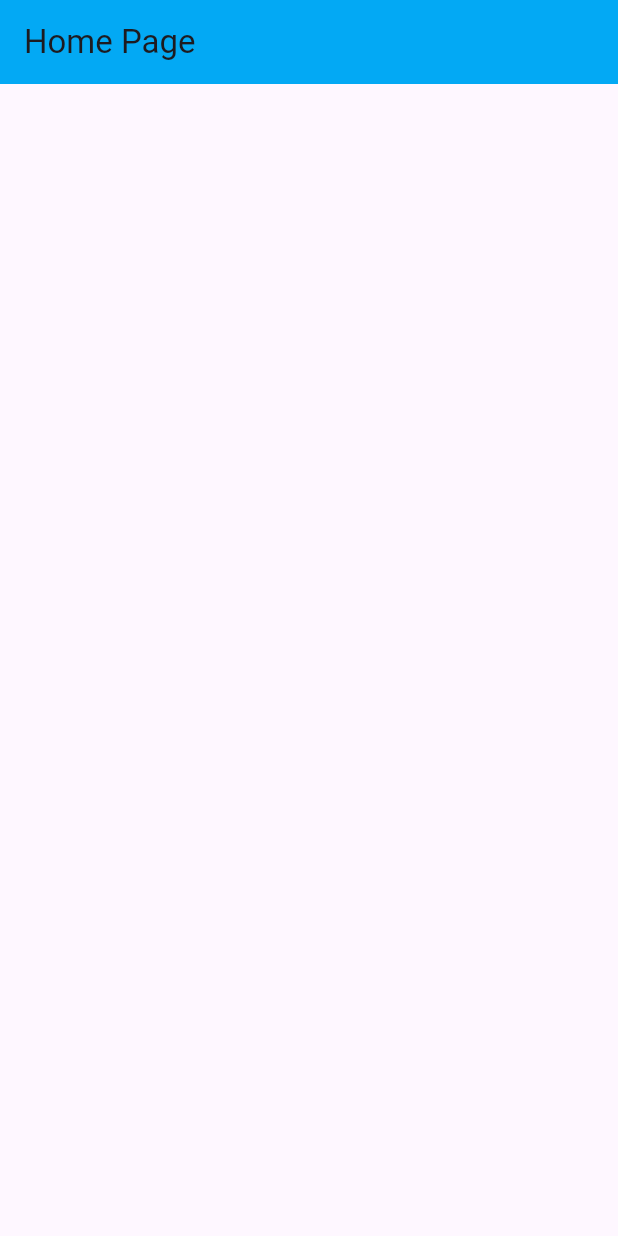
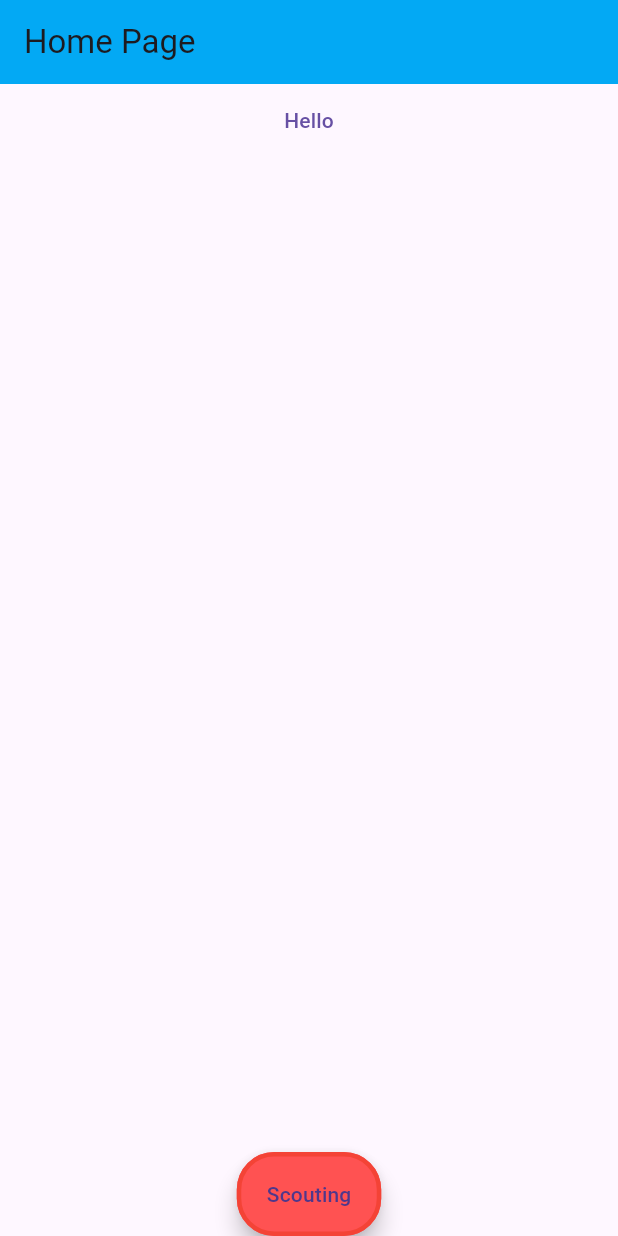
Before and after one commit to skybl0cker/ScoutinFRC, a Flutter app: the screen it shows after launch, on a phone screen of 412 x 824 dp. Run offline on Flutter 3.47's test engine with Material 2 defaults, Android fonts, the phone set to English and light mode, and no system bars.

Commit message:
Started producing homepage
added buttons (that don't have any features *yet*) and made the buttons look pretty

```diff
--- a/lib/main.dart
+++ b/lib/main.dart
@@ -1,6 +1,7 @@
 // // import 'dart:js_interop_unsafe';
+// ignore_for_file: avoid_unnecessary_containers
+
 import 'package:flutter/material.dart';
-import 'package:flutter/foundation.dart';
 
 void main() {
   runApp(const ScoutingApp());
@@ -38,12 +39,25 @@ class _ScoutingHomePageState extends State<ScoutingHomePage>{
         backgroundColor: Colors.lightBlue,
         title: Text(widget.title),
       ),
-      body: Container(
+      floatingActionButton: FloatingActionButton.extended(
+        onPressed: () {},
+        backgroundColor: Colors.redAccent,
+        label: const Text('Scouting'),
+        shape: RoundedRectangleBorder(side: const BorderSide(width: 3, color: Colors.red),borderRadius: BorderRadius.circular(25)),
+        tooltip: 'This is where you scout matches and collect data!',
+      ),
+      floatingActionButtonLocation: FloatingActionButtonLocation.centerDocked,
+      body: Center(
+        child: Column(
+          children: <Widget>[
+            TextButton(
+              onPressed: () {}, child: const Text("Hello"),
+              ),
 
+
+            ],
+        ),
       ),
-
     );
   }
-
-
 }
```
